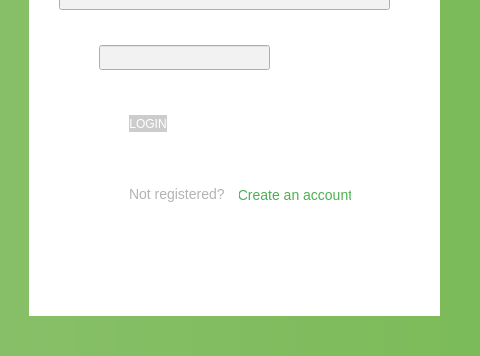
Old version of the form mainwindow.ui in the repository tzcl/qtSRFRS; both pictures show x 240 to 720 and y 364 to 720 of the 960 by 720 pixel window.
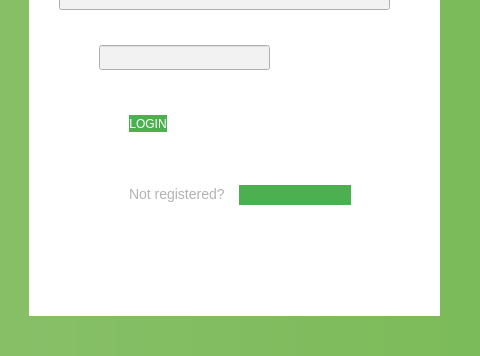
New version of the form.

Commit message: Finished login page design

```diff
--- a/mainwindow.ui
+++ b/mainwindow.ui
@@ -137,9 +137,6 @@
       </property>
      </widget>
      <widget class="QStackedWidget" name="loginStacked">
-      <property name="enabled">
-       <bool>true</bool>
-      </property>
       <property name="geometry">
        <rect>
         <x>269</x>
@@ -159,7 +156,17 @@
       </property>
       <widget class="QWidget" name="loginBox">
        <property name="styleSheet">
-        <string notr="true">QLineEdit {
+        <string notr="true">QPushButton#btn_login {
+color: white;
+background: #4CAF50;
+border-radius: 0px;
+}
+
+QPushButton#btn_login:hover {
+background: #43A047
+}
+
+QLineEdit {
 outline: 0;
 background: #f2f2f2;
 padding-left: 8px;
@@ -171,7 +178,6 @@
 }
 
 QPushButton#btn_create {
-background: 0;
 color: #4CAF50;
 font-size: 14px;
 border-radius: 0px;
@@ -198,9 +204,6 @@
         </property>
        </widget>
        <widget class="QPushButton" name="btn_login">
-        <property name="enabled">
-         <bool>false</bool>
-        </property>
         <property name="geometry">
          <rect>
           <x>100</x>
```
Left out of the diff: 16 changed lines with no effect on the pictures. The commit also changes 5 other files.
